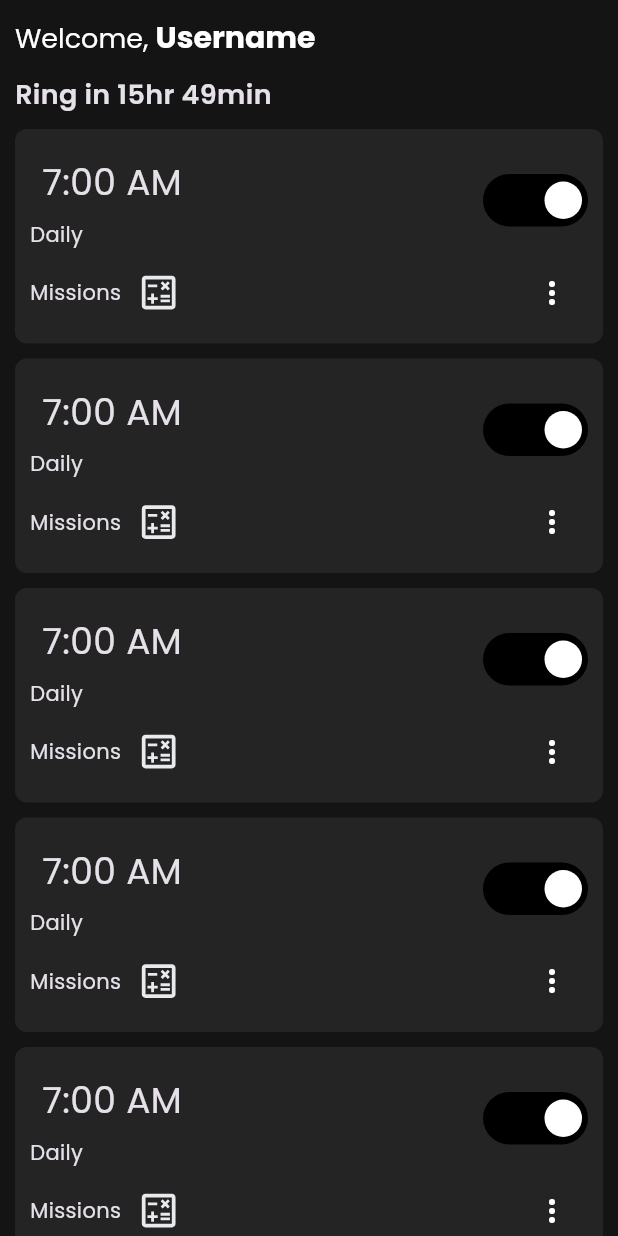
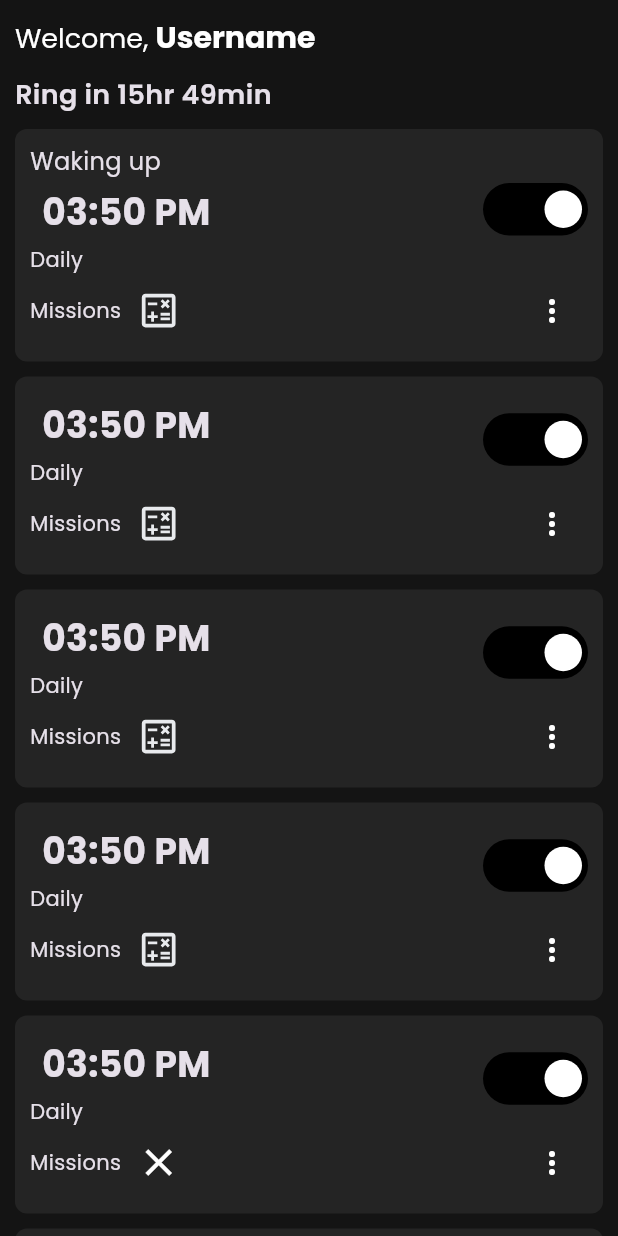
Before and after one commit to Mohammad-Areeb-Kashaf/snooze_slayer, a Flutter app: the screen it shows after launch, on a phone screen of 412 x 824 dp. Run offline on Flutter 3.47's test engine with Material 3 defaults, Android fonts, the light colour scheme and no system bars; drawn by our look-alikes of flutter_switch; our stand-ins replace flutter_svg, get.

Commit message:
added alarm model and updated alarm tile to use it

```diff
--- a/lib/main.dart
+++ b/lib/main.dart
@@ -1,4 +1,5 @@
 import 'package:flutter/material.dart';
+import 'package:get/get.dart';
 import 'package:snooze_slayer/pages/main_screen.dart';
 
 void main() {
@@ -10,7 +11,7 @@ class MyApp extends StatelessWidget {
 
   @override
   Widget build(BuildContext context) {
-    return MaterialApp(
+    return GetMaterialApp(
       title: 'Snooze Slayer',
       theme: ThemeData(fontFamily: 'Poppins'),
       darkTheme:
--- /dev/null
+++ b/lib/models/alarm_model.dart
@@ -0,0 +1,71 @@
+import 'dart:convert';
+
+Alarm alarmFromMap(String str) => Alarm.fromMap(json.decode(str));
+
+String alarmToMap(Alarm data) => json.encode(data.toMap());
+
+class Alarm {
+  String? label;
+  String? time;
+  List<String> days = [
+    "Sunday",
+    "Monday",
+    "Tuesday",
+    "Wednesday",
+    "Thursday",
+    "Friday",
+    "Saturday"
+  ];
+  String? repeat;
+  List<dynamic>? missions;
+
+  bool enabled = true;
+  Snooze? snooze;
+
+  Alarm({
+    this.label = "none",
+    this.time = '03:50 PM',
+    this.repeat = "Daily",
+    this.missions,
+    this.enabled = true,
+    this.snooze,
+  });
+
+  factory Alarm.fromMap(Map<String, dynamic> json) => Alarm(
+        label: json["label"],
+        time: json["time"],
+        repeat: json["Daily"],
+        missions: List<dynamic>.from(json["missions"].map((x) => x)),
+        enabled: json["enabled"],
+        snooze: Snooze.fromMap(json["snooze"]),
+      );
+
+  Map<String, dynamic> toMap() => {
+        "label": label,
+        "time": time,
+        "repeat": repeat,
+        "missions": List<dynamic>.from(missions!.map((x) => x)),
+        "enabled": enabled,
+        "snooze": snooze!.toMap(),
+      };
+}
+
+class Snooze {
+  final int minutes;
+  final int times;
+
+  Snooze({
+    required this.minutes,
+    required this.times,
+  });
+
+  factory Snooze.fromMap(Map<String, dynamic> json) => Snooze(
+        minutes: json["minutes"],
+        times: json["times"],
+      );
+
+  Map<String, dynamic> toMap() => {
+        "minutes": minutes,
+        "times": times,
+      };
+}
--- /dev/null
+++ b/lib/pages/alarm_details_page.dart
@@ -0,0 +1,15 @@
+import 'package:flutter/material.dart';
+
+class AlarmDetailsPage extends StatefulWidget {
+  const AlarmDetailsPage({super.key});
+
+  @override
+  State<AlarmDetailsPage> createState() => _AlarmDetailsPageState();
+}
+
+class _AlarmDetailsPageState extends State<AlarmDetailsPage> {
+  @override
+  Widget build(BuildContext context) {
+    return const Placeholder();
+  }
+}
--- a/lib/pages/main_screen.dart
+++ b/lib/pages/main_screen.dart
@@ -1,4 +1,5 @@
 import 'package:flutter/material.dart';
+import 'package:snooze_slayer/models/alarm_model.dart';
 import 'package:snooze_slayer/widgets/alarm_tile.dart';
 
 class MainScreen extends StatefulWidget {
@@ -46,13 +47,15 @@ class _MainScreenState extends State<MainScreen> {
                   mainAxisAlignment: MainAxisAlignment.spaceAround,
                   crossAxisAlignment: CrossAxisAlignment.stretch,
                   children: [
-                    AlarmTile(),
-                    AlarmTile(),
-                    AlarmTile(),
-                    AlarmTile(),
-                    AlarmTile(),
-                    AlarmTile(),
-                    AlarmTile(),
+                    AlarmTile(
+                        alarmData:
+                            Alarm(label: "Waking up", missions: ["Math"])),
+                    AlarmTile(alarmData: Alarm(missions: ["Math"])),
+                    AlarmTile(alarmData: Alarm(missions: ["Math"])),
+                    AlarmTile(alarmData: Alarm(missions: ["Math"])),
+                    AlarmTile(alarmData: Alarm()),
+                    AlarmTile(alarmData: Alarm()),
+                    AlarmTile(alarmData: Alarm()),
                   ],
                 )
               ],
--- a/lib/widgets/alarm_tile.dart
+++ b/lib/widgets/alarm_tile.dart
@@ -1,17 +1,18 @@
 import 'package:flutter/material.dart';
 import 'package:flutter_svg/flutter_svg.dart';
 import 'package:flutter_switch/flutter_switch.dart';
+import 'package:snooze_slayer/models/alarm_model.dart';
 
 class AlarmTile extends StatefulWidget {
-  const AlarmTile({super.key});
+  const AlarmTile({super.key, required this.alarmData});
+
+  final Alarm alarmData;
 
   @override
   State<AlarmTile> createState() => _AlarmTileState();
 }
 
 class _AlarmTileState extends State<AlarmTile> {
-  bool isAlarmEnabled = true;
-
   @override
   Widget build(BuildContext context) {
     return Padding(
@@ -21,9 +22,7 @@ class _AlarmTileState extends State<AlarmTile> {
         borderRadius: BorderRadius.circular(8),
         child: InkWell(
           borderRadius: BorderRadius.circular(8),
-          onTap: () {
-            print("Button pressed");
-          },
+          onTap: () {},
           child: Padding(
             padding: const EdgeInsets.all(10.0),
             child: Column(
@@ -34,18 +33,25 @@ class _AlarmTileState extends State<AlarmTile> {
                     Column(
                       crossAxisAlignment: CrossAxisAlignment.start,
                       children: [
+                        widget.alarmData.label != "none"
+                            ? Text(
+                                widget.alarmData.label.toString(),
+                                style: TextStyle(fontSize: 16),
+                              )
+                            : SizedBox.shrink(),
                         Padding(
-                          padding: const EdgeInsets.all(8.0),
+                          padding: const EdgeInsets.symmetric(
+                              vertical: 5.0, horizontal: 8.0),
                           child: Text(
-                            '7:00 AM',
-                            style: TextStyle(fontSize: 24),
+                            widget.alarmData.time.toString(),
+                            style: TextStyle(
+                                fontSize: 24, fontWeight: FontWeight.bold),
                           ),
                         ),
                         Text(
-                          'Daily',
+                          widget.alarmData.repeat.toString(),
                           style: TextStyle(fontSize: 14),
                         ),
-                        SizedBox(height: 5),
                       ],
                     ),
                     Column(
@@ -53,10 +59,11 @@ class _AlarmTileState extends State<AlarmTile> {
                       mainAxisAlignment: MainAxisAlignment.spaceBetween,
                       children: [
                         FlutterSwitch(
-                          value: isAlarmEnabled,
+                          value:
+                              bool.parse(widget.alarmData.enabled.toString()),
                           onToggle: (bool value) {
                             setState(() {
-                              isAlarmEnabled = value;
+                              widget.alarmData.enabled = value;
                             });
                           },
                           activeColor: Color(0xff000000),
@@ -77,11 +84,21 @@ class _AlarmTileState extends State<AlarmTile> {
                           style: TextStyle(fontSize: 14),
                         ),
                         SizedBox(width: 10),
-                        SvgPicture.asset(
-                          'assets/icons/calculate.svg',
-                          height: 30,
-                          width: 30,
-                        )
+                        widget.alarmData.missions != null
+                            ? widget.alarmData.missions!.contains("Math")
+                                ? SvgPicture.asset(
+                                    'assets/icons/calculate.svg',
+                                    height: 30,
+                                    width: 30,
+                                  )
+                                : Icon(
+                                    Icons.close,
+                                    size: 30,
+                                  )
+                            : Icon(
+                                Icons.close,
+                                size: 30,
+                              )
                       ],
                     ),
                     PopupMenuButton(
--- a/pubspec.yaml
+++ b/pubspec.yaml
@@ -37,6 +37,8 @@ dependencies:
   cupertino_icons: ^1.0.8
   flutter_svg: ^2.0.10+1
   flutter_switch: ^0.3.2
+  get: ^4.6.6
+  intl: ^0.19.0
 
 dev_dependencies:
   flutter_test:
```
Also changed, not shown: pubspec.lock.
